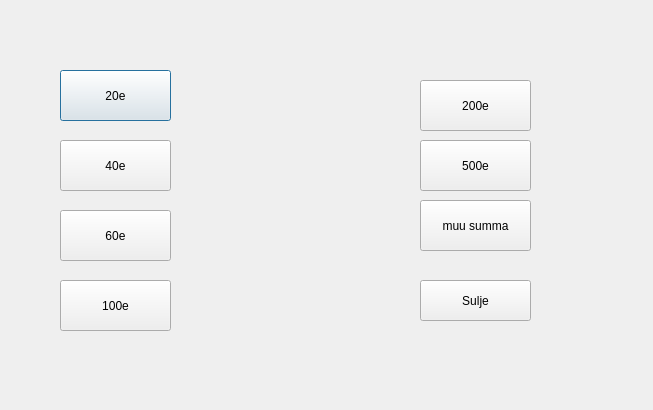
First picture: the form in bankautomat/consolenosto.ui, repository tvt21kmo-bank-project/group_5, before the edit.
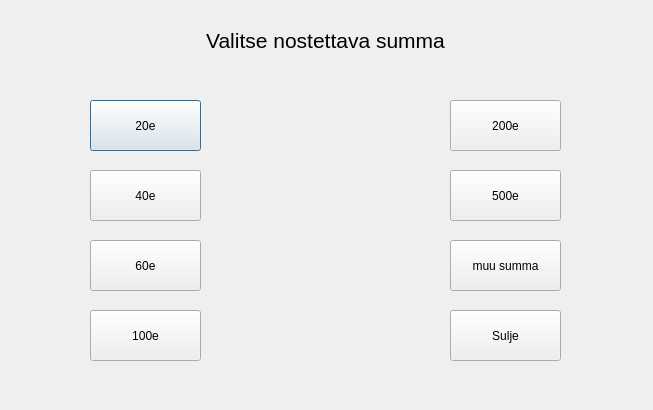
Second picture: the form after the edit.

Diff of the .ui file:
```diff
--- a/bankautomat/consolenosto.ui
+++ b/bankautomat/consolenosto.ui
@@ -16,8 +16,8 @@
   <widget class="QPushButton" name="btn20e">
    <property name="geometry">
     <rect>
-     <x>60</x>
-     <y>70</y>
+     <x>90</x>
+     <y>100</y>
      <width>111</width>
      <height>51</height>
     </rect>
@@ -29,8 +29,8 @@
   <widget class="QPushButton" name="btn200e">
    <property name="geometry">
     <rect>
-     <x>420</x>
-     <y>80</y>
+     <x>450</x>
+     <y>100</y>
      <width>111</width>
      <height>51</height>
     </rect>
@@ -42,8 +42,8 @@
   <widget class="QPushButton" name="btn60e">
    <property name="geometry">
     <rect>
-     <x>60</x>
-     <y>210</y>
+     <x>90</x>
+     <y>240</y>
      <width>111</width>
      <height>51</height>
     </rect>
@@ -55,8 +55,8 @@
   <widget class="QPushButton" name="btn40e">
    <property name="geometry">
     <rect>
-     <x>60</x>
-     <y>140</y>
+     <x>90</x>
+     <y>170</y>
      <width>111</width>
      <height>51</height>
     </rect>
@@ -68,8 +68,8 @@
   <widget class="QPushButton" name="btnMuuSumma">
    <property name="geometry">
     <rect>
-     <x>420</x>
-     <y>200</y>
+     <x>450</x>
+     <y>240</y>
      <width>111</width>
      <height>51</height>
     </rect>
@@ -81,8 +81,8 @@
   <widget class="QPushButton" name="btn100e">
    <property name="geometry">
     <rect>
-     <x>60</x>
-     <y>280</y>
+     <x>90</x>
+     <y>310</y>
      <width>111</width>
      <height>51</height>
     </rect>
@@ -94,8 +94,8 @@
   <widget class="QPushButton" name="btn500e">
    <property name="geometry">
     <rect>
-     <x>420</x>
-     <y>140</y>
+     <x>450</x>
+     <y>170</y>
      <width>111</width>
      <height>51</height>
     </rect>
@@ -107,16 +107,37 @@
   <widget class="QPushButton" name="btnSulje">
    <property name="geometry">
     <rect>
-     <x>420</x>
-     <y>280</y>
+     <x>450</x>
+     <y>310</y>
      <width>111</width>
-     <height>41</height>
+     <height>51</height>
     </rect>
    </property>
    <property name="text">
     <string>Sulje</string>
    </property>
   </widget>
+  <widget class="QLabel" name="label">
+   <property name="geometry">
+    <rect>
+     <x>140</x>
+     <y>30</y>
+     <width>371</width>
+     <height>21</height>
+    </rect>
+   </property>
+   <property name="font">
+    <font>
+     <pointsize>16</pointsize>
+    </font>
+   </property>
+   <property name="text">
+    <string>Valitse nostettava summa</string>
+   </property>
+   <property name="alignment">
+    <set>Qt::AlignCenter</set>
+   </property>
+  </widget>
  </widget>
  <resources/>
  <connections/>
```
